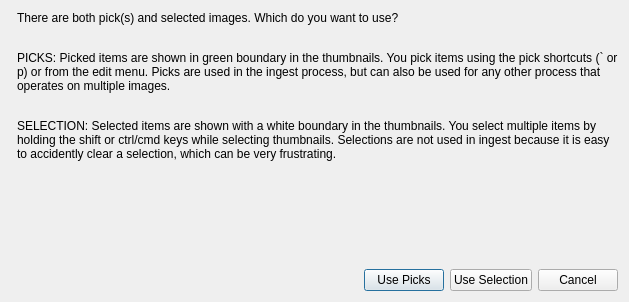
The window that Dialogs/selectionorpicksdlg.ui (towhee/Winnow64) describes before a commit, drawn with Qt 5.
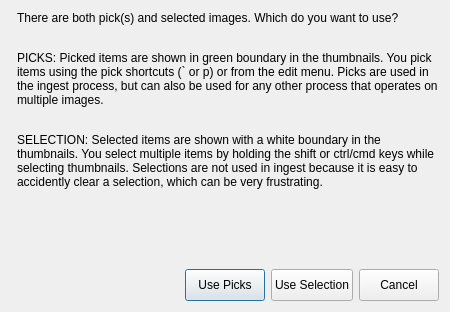
The same window after the commit.

```diff
--- a/Dialogs/selectionorpicksdlg.ui
+++ b/Dialogs/selectionorpicksdlg.ui
@@ -6,8 +6,8 @@
    <rect>
     <x>0</x>
     <y>0</y>
-    <width>629</width>
-    <height>302</height>
+    <width>450</width>
+    <height>312</height>
    </rect>
   </property>
   <property name="windowTitle">
@@ -56,6 +56,18 @@
        </item>
        <item>
         <widget class="QPushButton" name="usePicksBtn">
+         <property name="sizePolicy">
+          <sizepolicy hsizetype="Minimum" vsizetype="Minimum">
+           <horstretch>0</horstretch>
+           <verstretch>0</verstretch>
+          </sizepolicy>
+         </property>
+         <property name="minimumSize">
+          <size>
+           <width>0</width>
+           <height>32</height>
+          </size>
+         </property>
          <property name="text">
           <string>Use Picks</string>
          </property>
@@ -63,6 +75,18 @@
        </item>
        <item>
         <widget class="QPushButton" name="useSelectionBtn">
+         <property name="sizePolicy">
+          <sizepolicy hsizetype="Minimum" vsizetype="Minimum">
+           <horstretch>0</horstretch>
+           <verstretch>0</verstretch>
+          </sizepolicy>
+         </property>
+         <property name="minimumSize">
+          <size>
+           <width>0</width>
+           <height>32</height>
+          </size>
+         </property>
          <property name="text">
           <string>Use Selection</string>
          </property>
@@ -70,6 +94,18 @@
        </item>
        <item>
         <widget class="QPushButton" name="cancelBtn">
+         <property name="sizePolicy">
+          <sizepolicy hsizetype="Minimum" vsizetype="Minimum">
+           <horstretch>0</horstretch>
+           <verstretch>0</verstretch>
+          </sizepolicy>
+         </property>
+         <property name="minimumSize">
+          <size>
+           <width>0</width>
+           <height>32</height>
+          </size>
+         </property>
          <property name="text">
           <string>Cancel</string>
          </property>
```
